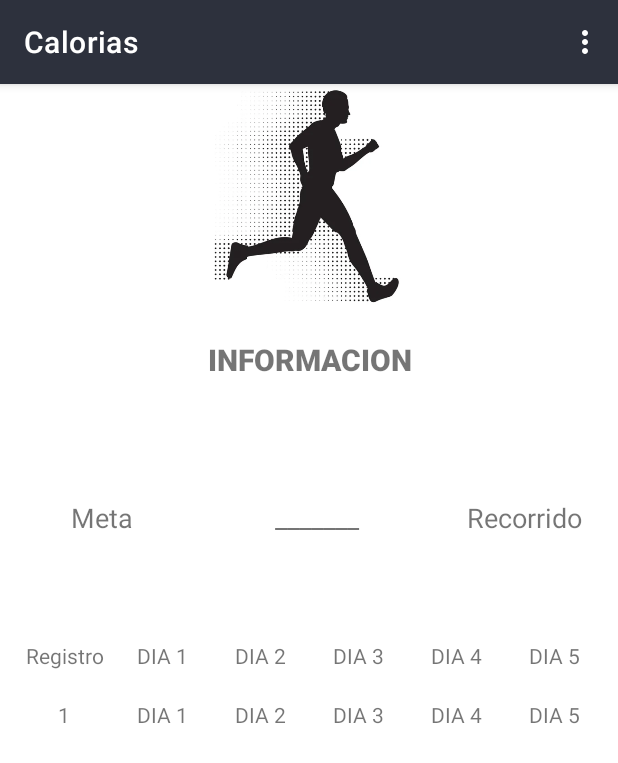
After one commit to RoblesZ20/Actividad_Mensual_Movil, an Android app: the LogedCP screen opened directly, with no data from a screen before it, on a phone screen of 412 x 824 dp. The commit adds this screen. Shown: the top 763 px of the screen. Run offline under Robolectric (Android 15) with nearby library versions, the phone set to English and light mode, and no system bars; our stand-ins replace Volley; network calls fail; 2 statements that could not run were skipped.

Commit message:
Version con activity close

```diff
--- a/app/src/main/AndroidManifest.xml
+++ b/app/src/main/AndroidManifest.xml
@@ -15,6 +15,12 @@
         android:supportsRtl="true"
         android:theme="@style/Theme.Actividad_Mensual_Movil"
         tools:targetApi="31">
+        <activity
+            android:name=".Close"
+            android:exported="false" />
+        <activity
+            android:name=".LogedCP"
+            android:exported="false" />
         <activity
             android:name=".Loged"
             android:exported="false" />
--- /dev/null
+++ b/app/src/main/java/com/example/actividad_mensual_movil/LogedCP.java
@@ -0,0 +1,163 @@
+package com.example.actividad_mensual_movil;
+
+import androidx.annotation.Nullable;
+import androidx.appcompat.app.AlertDialog;
+import androidx.appcompat.app.AppCompatActivity;
+
+import android.content.DialogInterface;
+import android.content.Intent;
+import android.os.Bundle;
+import android.view.KeyEvent;
+import android.view.Menu;
+import android.view.MenuItem;
+import android.view.View;
+import android.widget.TextView;
+import android.widget.Toast;
+
+import com.android.volley.AuthFailureError;
+import com.android.volley.Request;
+import com.android.volley.RequestQueue;
+import com.android.volley.Response;
+import com.android.volley.VolleyError;
+import com.android.volley.toolbox.StringRequest;
+import com.android.volley.toolbox.Volley;
+
+import org.json.JSONArray;
+import org.json.JSONObject;
+
+import java.util.HashMap;
+import java.util.Map;
+
+public class LogedCP extends AppCompatActivity {
+    Bundle bundle;
+    private TextView txt_usser_name_, txt_Meta, txt_Recorrido, txt_D1, txt_D2, txt_D3, txt_D4, txt_D5;
+
+    @Override
+    protected void onCreate(Bundle savedInstanceState) {
+        super.onCreate(savedInstanceState);
+        setContentView(R.layout.activity_loged_cp);
+
+        bundle = getIntent().getExtras();
+        String name_ = bundle.getString("usser");
+        String email_ = bundle.getString("email");
+//        Toast.makeText(this, "Este es tu usuario"+ name_, Toast.LENGTH_SHORT).show();
+        txt_usser_name_ = (TextView) findViewById(R.id.txt_usser_name_);
+        txt_usser_name_.setText(name_);
+//        Toast.makeText(this, "" + email_, Toast.LENGTH_SHORT).show();
+        Consulta(email_);
+    }
+
+    //Metodo del menu
+    public boolean onCreateOptionsMenu(Menu menu) {
+        getMenuInflater().inflate(R.menu.sesion, menu);
+        return true;
+    }
+
+    //
+    public boolean onOptionsItemSelected(MenuItem item) {
+        int id = item.getItemId();
+        if (id == R.id.grafica) {
+            Toast.makeText(this, "Graficas", Toast.LENGTH_LONG).show();
+        } else if (id == R.id.sesion) {
+//            Toast.makeText(this, "Sesion", Toast.LENGTH_LONG).show();
+            AlertDialog.Builder builder = new AlertDialog.Builder(LogedCP.this);
+            builder.setTitle("Cerrar Sesión");
+            builder.setMessage("¿Estás seguro que quieres cerrar tu sesión?")
+                    .setCancelable(false)
+                    .setPositiveButton("ACEPTAR", new DialogInterface.OnClickListener() {
+                        @Override
+                        public void onClick(DialogInterface dialog, int which) {
+                            finish();
+                        }
+                    })
+                    .setNegativeButton("CANCELAR", new DialogInterface.OnClickListener() {
+                        @Override
+                        public void onClick(DialogInterface dialog, int which) {
+                            dialog.dismiss();
+                        }
+                    });
+            builder.show();
+        }
+        return super.onOptionsItemSelected(item);
+    }
+
+    @Override
+    public boolean onKeyDown(int keyCode, KeyEvent event) {
+        if (keyCode == event.KEYCODE_BACK) {
+            return true;
+        }
+        return false;
+    }
+
+
+    public void Consulta(String email_) {//REVISAR ESTO
+        String url = "https://actividadm.proyectoarp.com/Metodos/Info.php";
+        StringRequest stringRequest = new StringRequest(Request.Method.POST, url,
+                new Response.Listener<String>() {
+                    @Override
+                    public void onResponse(String response) {
+                        String usser_meta = "";
+                        String usser_recorrido = "";
+                        String D1 = "";
+                        String D2 = "";
+                        String D3 = "";
+                        String D4 = "";
+                        String D5 = "";
+                        if (!response.equals("null")) {
+                            try {
+                                JSONArray data = new JSONArray(response);
+                                for (int x = 0; x < data.length(); x++) {//Recorrer el JSON
+                                    JSONObject values = data.getJSONObject(x);
+                                    usser_meta = values.getString("meta");
+                                    D1 = values.getString("day1");
+                                    D2 = values.getString("day2");
+                                    D3 = values.getString("day3");
+                                    D4 = values.getString("day4");
+                                    D5 = values.getString("day5");
+                                    usser_recorrido = values.getString("recorrido");
+                                }
+                                String usser_meta_ = usser_meta;
+                                String usser_recorrido_ = usser_recorrido;
+                                //PASAR PARAMETROS A LA VISTA
+                                txt_Meta = (TextView) findViewById(R.id.txt_Meta);
+                                txt_Meta.setText(usser_meta_);
+
+                                txt_Recorrido = (TextView) findViewById(R.id.txt_Recorrido);
+                                txt_Recorrido.setText(usser_recorrido_);
+
+                                txt_D1 = (TextView) findViewById(R.id.D1);
+                                txt_D1.setText(D1);
+                                txt_D2 = (TextView) findViewById(R.id.D2);
+                                txt_D2.setText(D2);
+                                txt_D3 = (TextView) findViewById(R.id.D3);
+                                txt_D3.setText(D3);
+                                txt_D4 = (TextView) findViewById(R.id.D4);
+                                txt_D4.setText(D4);
+                                txt_D5 = (TextView) findViewById(R.id.D5);
+                                txt_D5.setText(D5);
+                            } catch (Exception e) {
+                            }
+                        } else {
+
+                        }
+                    }
+                }, new Response.ErrorListener() {
+            @Override
+            public void onErrorResponse(VolleyError error) {
+                //presentador.Error_volley("Ocurrio un problema con la lirberia Volley");
+            }
+        }) {
+            @Nullable
+            @Override
+            protected Map<String, String> getParams() throws AuthFailureError {
+                Map<String, String> parametros = new HashMap<>();
+                parametros.put("Email", email_);
+                return parametros;
+            }
+        };
+        RequestQueue queue = Volley.newRequestQueue(getApplicationContext());
+        queue.add(stringRequest);
+    }
+
+
+}
--- /dev/null
+++ b/app/src/main/res/layout/activity_loged_cp.xml
@@ -0,0 +1,228 @@
+<?xml version="1.0" encoding="utf-8"?>
+<FrameLayout xmlns:android="http://schemas.android.com/apk/res/android"
+    xmlns:app="http://schemas.android.com/apk/res-auto"
+    xmlns:tools="http://schemas.android.com/tools"
+    android:layout_width="match_parent"
+    android:layout_height="match_parent"
+    tools:context=".LogedCP">
+
+    <LinearLayout
+        android:layout_width="match_parent"
+        android:layout_height="match_parent"
+        android:orientation="vertical">
+
+        <LinearLayout
+            android:layout_width="match_parent"
+            android:layout_height="150dp"
+            android:orientation="vertical">
+
+            <FrameLayout
+                android:layout_width="match_parent"
+                android:layout_height="match_parent"
+                android:layout_gravity="center">
+
+                <ImageView
+                    android:id="@+id/imageView2"
+                    android:layout_width="match_parent"
+                    android:layout_height="wrap_content"
+                    app:srcCompat="@drawable/logo" />
+
+            </FrameLayout>
+        </LinearLayout>
+
+        <TextView
+            android:id="@+id/textView13"
+            android:layout_width="match_parent"
+            android:layout_height="wrap_content"
+            android:layout_marginTop="20sp"
+            android:layout_marginBottom="20sp"
+            android:fontFamily="sans-serif-black"
+            android:text="INFORMACION"
+            android:textAlignment="center"
+            android:textSize="20sp" />
+
+        <TextView
+            android:id="@+id/txt_usser_name_"
+            android:layout_width="match_parent"
+            android:layout_height="wrap_content"
+            android:layout_marginTop="20sp"
+            android:layout_marginBottom="20sp"
+            android:lineSpacingExtra="16sp"
+            android:textAlignment="center" />
+
+        <LinearLayout
+            android:layout_width="match_parent"
+            android:layout_height="wrap_content"
+            android:gravity="center"
+            android:orientation="horizontal">
+
+            <TextView
+                android:id="@+id/textView8"
+                android:layout_width="wrap_content"
+                android:layout_height="wrap_content"
+                android:layout_weight="1"
+                android:text="Meta"
+                android:textAlignment="center"
+                android:textSize="18sp" />
+
+            <TextView
+                android:id="@+id/textView9"
+                android:layout_width="wrap_content"
+                android:layout_height="wrap_content"
+                android:layout_weight="1"
+                android:text="_______"
+                android:textAlignment="center"
+                android:textSize="18sp" />
+
+            <TextView
+                android:id="@+id/textView14"
+                android:layout_width="30sp"
+                android:layout_height="wrap_content"
+                android:layout_weight="1"
+                android:text="Recorrido"
+                android:textAlignment="center"
+                android:textSize="18sp" />
+
+        </LinearLayout>
+
+        <LinearLayout
+            android:layout_width="match_parent"
+            android:layout_height="wrap_content"
+            android:layout_marginTop="20sp"
+            android:layout_marginBottom="25sp"
+            android:orientation="horizontal">
+
+            <TextView
+                android:id="@+id/txt_Meta"
+                android:layout_width="wrap_content"
+                android:layout_height="wrap_content"
+                android:layout_weight="1"
+                android:textAlignment="center"
+                android:textSize="18sp" />
+
+            <TextView
+                android:id="@+id/textView22"
+                android:layout_width="wrap_content"
+                android:layout_height="wrap_content"
+                android:layout_weight="1" />
+
+            <TextView
+                android:id="@+id/txt_Recorrido"
+                android:layout_width="wrap_content"
+                android:layout_height="wrap_content"
+                android:layout_weight="1"
+                android:textAlignment="center"
+                android:textSize="18sp" />
+        </LinearLayout>
+
+        <LinearLayout
+            android:layout_width="match_parent"
+            android:layout_height="wrap_content"
+            android:orientation="vertical">
+
+            <TableRow
+                android:layout_width="match_parent"
+                android:layout_height="match_parent"
+                android:gravity="center">
+
+                <TextView
+                    android:id="@+id/textView15"
+                    android:layout_width="65dp"
+                    android:layout_height="wrap_content"
+                    android:text="Registro"
+                    android:textAlignment="center" />
+
+                <TextView
+                    android:id="@+id/textView16"
+                    android:layout_width="65dp"
+                    android:layout_height="wrap_content"
+                    android:text="DIA 1"
+                    android:textAlignment="center" />
+
+                <TextView
+                    android:id="@+id/textView20"
+                    android:layout_width="65dp"
+                    android:layout_height="wrap_content"
+                    android:text="DIA 2"
+                    android:textAlignment="center" />
+
+                <TextView
+                    android:id="@+id/textView19"
+                    android:layout_width="65dp"
+                    android:layout_height="wrap_content"
+                    android:text="DIA 3"
+                    android:textAlignment="center" />
+
+                <TextView
+                    android:id="@+id/textView17"
+                    android:layout_width="65dp"
+                    android:layout_height="wrap_content"
+                    android:text="DIA 4"
+                    android:textAlignment="center" />
+
+                <TextView
+                    android:id="@+id/textView18"
+                    android:layout_width="65dp"
+                    android:layout_height="wrap_content"
+                    android:text="DIA 5"
+                    android:textAlignment="center" />
+            </TableRow>
+        </LinearLayout>
+
+        <LinearLayout
+            android:layout_width="match_parent"
+            android:layout_height="wrap_content"
+            android:layout_marginTop="20sp"
+            android:orientation="vertical">
+
+            <TableRow
+                android:layout_width="match_parent"
+                android:layout_height="match_parent"
+                android:gravity="center">
+
+                <TextView
+                    android:id="@+id/R1"
+                    android:layout_width="65dp"
+                    android:layout_height="wrap_content"
+                    android:text="1"
+                    android:textAlignment="center" />
+
+                <TextView
+                    android:id="@+id/D1"
+                    android:layout_width="65dp"
+                    android:layout_height="wrap_content"
+                    android:text="DIA 1"
+                    android:textAlignment="center" />
+
+                <TextView
+                    android:id="@+id/D2"
+                    android:layout_width="65dp"
+                    android:layout_height="wrap_content"
+                    android:text="DIA 2"
+                    android:textAlignment="center" />
+
+                <TextView
+                    android:id="@+id/D3"
+                    android:layout_width="65dp"
+                    android:layout_height="wrap_content"
+                    android:text="DIA 3"
+                    android:textAlignment="center" />
+
+                <TextView
+                    android:id="@+id/D4"
+                    android:layout_width="65dp"
+                    android:layout_height="wrap_content"
+                    android:text="DIA 4"
+                    android:textAlignment="center" />
+
+                <TextView
+                    android:id="@+id/D5"
+                    android:layout_width="65dp"
+                    android:layout_height="wrap_content"
+                    android:text="DIA 5"
+                    android:textAlignment="center" />
+            </TableRow>
+        </LinearLayout>
+
+    </LinearLayout>
+</FrameLayout>
--- a/app/src/main/res/menu/sesion.xml
+++ b/app/src/main/res/menu/sesion.xml
@@ -4,8 +4,8 @@
 
     <item
         android:id="@+id/grafica"
-        android:title="Item" />
+        android:title="Informe" />
     <item
         android:id="@+id/sesion"
-        android:title="Item" />
+        android:title="Cerrar sesion" />
 </menu>
--- a/app/src/main/res/values/strings.xml
+++ b/app/src/main/res/values/strings.xml
@@ -1,4 +1,7 @@
 <resources>
-    <string name="app_name"></string>
+    <string name="app_name">Calorias</string>
+    <string name="channel_name">Notification</string>
+    <string name="channel_description">Primera notificacion</string>
+
 
 </resources>
--- a/build.gradle
+++ b/build.gradle
@@ -4,6 +4,7 @@ plugins {
     id 'com.android.library' version '7.2.0' apply false
 }
 
+
 task clean(type: Delete) {
     delete rootProject.buildDir
 }
```
Also changed, not shown: app/src/main/java/com/example/actividad_mensual_movil/Loged.java (+56 -2 lines), app/src/main/java/com/example/actividad_mensual_movil/Login.java (+37 -19 lines), app/src/main/java/com/example/actividad_mensual_movil/MainActivity.java (+38 -11 lines), app/src/main/res/layout/activity_loged.xml (+8 -9 lines).
